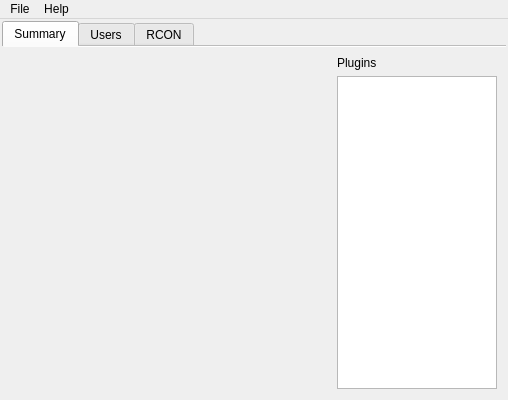
The window that src/mainwindow.ui (Link1J/MSManager) describes before a commit, drawn with Qt 5.
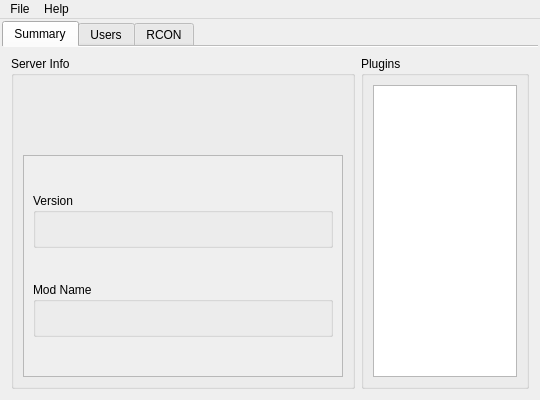
The same window after the commit. Icons and pictures are not drawn.

Commit message: Add support for plugins

What changed in the file:
```diff
--- a/src/mainwindow.ui
+++ b/src/mainwindow.ui
@@ -6,7 +6,7 @@
    <rect>
     <x>0</x>
     <y>0</y>
-    <width>508</width>
+    <width>540</width>
     <height>400</height>
    </rect>
   </property>
@@ -86,10 +86,13 @@
            <number>0</number>
           </property>
           <item>
-           <layout class="QHBoxLayout" name="horizontalLayout_6">
-            <property name="leftMargin">
-             <number>0</number>
+           <widget class="QGroupBox" name="groupBox_3">
+            <property name="title">
+             <string>Server Info</string>
             </property>
+            <layout class="QVBoxLayout" name="verticalLayout_9">
+             <item>
+              <layout class="QHBoxLayout" name="horizontalLayout_8">
             <item>
              <widget class="QLabel" name="server_icon">
               <property name="sizePolicy">
@@ -110,6 +113,11 @@
              </widget>
             </item>
             <item>
+                <layout class="QHBoxLayout" name="horizontalLayout_6">
+                 <property name="leftMargin">
+                  <number>0</number>
+                 </property>
+                 <item>
              <layout class="QVBoxLayout" name="verticalLayout_3">
               <property name="spacing">
                <number>0</number>
@@ -120,111 +128,156 @@
               <item>
                <widget class="QLabel" name="server_motd">
                 <property name="sizePolicy">
-                 <sizepolicy hsizetype="Fixed" vsizetype="Fixed">
-                  <horstretch>0</horstretch>
-                  <verstretch>0</verstretch>
-                 </sizepolicy>
-                </property>
-                <property name="minimumSize">
-                 <size>
-                  <width>250</width>
-                  <height>0</height>
-                 </size>
-                </property>
-                <property name="text">
-                 <string/>
-                </property>
-               </widget>
-              </item>
-              <item>
-               <widget class="QLabel" name="server_type">
-                <property name="sizePolicy">
-                 <sizepolicy hsizetype="Fixed" vsizetype="Fixed">
-                  <horstretch>0</horstretch>
-                  <verstretch>0</verstretch>
-                 </sizepolicy>
-                </property>
-                <property name="minimumSize">
-                 <size>
-                  <width>250</width>
-                  <height>0</height>
-                 </size>
-                </property>
-                <property name="text">
-                 <string/>
-                </property>
-               </widget>
-              </item>
-              <item>
-               <widget class="QLabel" name="server_ip">
-                <property name="sizePolicy">
-                 <sizepolicy hsizetype="Fixed" vsizetype="Fixed">
-                  <horstretch>0</horstretch>
-                  <verstretch>0</verstretch>
-                 </sizepolicy>
-                </property>
-                <property name="minimumSize">
-                 <size>
-                  <width>250</width>
-                  <height>0</height>
-                 </size>
-                </property>
-                <property name="text">
-                 <string/>
-                </property>
-               </widget>
-              </item>
-             </layout>
-            </item>
-           </layout>
-          </item>
-          <item>
-           <spacer name="verticalSpacer">
-            <property name="orientation">
-             <enum>Qt::Vertical</enum>
-            </property>
-            <property name="sizeHint" stdset="0">
-             <size>
-              <width>20</width>
-              <height>40</height>
-             </size>
-            </property>
-           </spacer>
-          </item>
-         </layout>
-        </item>
-        <item>
-         <layout class="QVBoxLayout" name="verticalLayout_4">
-          <item>
-           <widget class="QLabel" name="label">
-            <property name="sizePolicy">
              <sizepolicy hsizetype="Fixed" vsizetype="Preferred">
               <horstretch>0</horstretch>
               <verstretch>0</verstretch>
              </sizepolicy>
             </property>
             <property name="text">
+                      <string/>
+                     </property>
+                     <property name="alignment">
+                      <set>Qt::AlignLeading|Qt::AlignLeft|Qt::AlignTop</set>
+                     </property>
+                     <property name="wordWrap">
+                      <bool>true</bool>
+                     </property>
+                    </widget>
+                   </item>
+                   <item>
+                    <widget class="QLabel" name="server_ip">
+                     <property name="sizePolicy">
+                      <sizepolicy hsizetype="Fixed" vsizetype="Fixed">
+                       <horstretch>0</horstretch>
+                       <verstretch>0</verstretch>
+                      </sizepolicy>
+                     </property>
+                     <property name="minimumSize">
+                      <size>
+                       <width>250</width>
+                       <height>0</height>
+                      </size>
+                     </property>
+                     <property name="text">
+                      <string/>
+                     </property>
+                    </widget>
+                   </item>
+                  </layout>
+                 </item>
+                </layout>
+               </item>
+              </layout>
+             </item>
+             <item>
+              <widget class="QScrollArea" name="scrollArea">
+               <property name="sizePolicy">
+                <sizepolicy hsizetype="Expanding" vsizetype="Expanding">
+                 <horstretch>0</horstretch>
+                 <verstretch>0</verstretch>
+                </sizepolicy>
+               </property>
+               <property name="widgetResizable">
+                <bool>true</bool>
+               </property>
+               <property name="alignment">
+                <set>Qt::AlignLeading|Qt::AlignLeft|Qt::AlignTop</set>
+               </property>
+               <widget class="QWidget" name="scrollAreaWidgetContents">
+                <property name="geometry">
+                 <rect>
+                  <x>0</x>
+                  <y>0</y>
+                  <width>322</width>
+                  <height>203</height>
+                 </rect>
+                </property>
+                <layout class="QVBoxLayout" name="verticalLayout_6">
+                 <property name="sizeConstraint">
+                  <enum>QLayout::SetDefaultConstraint</enum>
+                 </property>
+                 <item>
+                  <widget class="QGroupBox" name="version_group">
+                   <property name="sizePolicy">
+                    <sizepolicy hsizetype="Expanding" vsizetype="Fixed">
+                     <horstretch>0</horstretch>
+                     <verstretch>0</verstretch>
+                    </sizepolicy>
+                   </property>
+                   <property name="title">
+                    <string>Version</string>
+                   </property>
+                   <layout class="QVBoxLayout" name="verticalLayout_7">
+                    <item>
+                     <widget class="QLabel" name="server_type">
+                      <property name="sizePolicy">
+                       <sizepolicy hsizetype="Expanding" vsizetype="Fixed">
+                        <horstretch>0</horstretch>
+                        <verstretch>0</verstretch>
+                       </sizepolicy>
+                      </property>
+                      <property name="text">
+                       <string/>
+                      </property>
+                      <property name="wordWrap">
+                       <bool>false</bool>
+                      </property>
+                     </widget>
+                    </item>
+                   </layout>
+                  </widget>
+                 </item>
+                 <item>
+                  <widget class="QGroupBox" name="mod_name_group">
+                   <property name="sizePolicy">
+                    <sizepolicy hsizetype="Expanding" vsizetype="Fixed">
+                     <horstretch>0</horstretch>
+                     <verstretch>0</verstretch>
+                    </sizepolicy>
+                   </property>
+                   <property name="title">
+                    <string>Mod Name</string>
+                   </property>
+                   <property name="checked">
+                    <bool>false</bool>
+                   </property>
+                   <layout class="QVBoxLayout" name="verticalLayout_8">
+                    <item>
+                     <widget class="QLabel" name="mod_name">
+                      <property name="sizePolicy">
+                       <sizepolicy hsizetype="Expanding" vsizetype="Fixed">
+                        <horstretch>0</horstretch>
+                        <verstretch>0</verstretch>
+                       </sizepolicy>
+                      </property>
+                      <property name="text">
+                       <string/>
+                      </property>
+                     </widget>
+                    </item>
+                   </layout>
+                  </widget>
+                 </item>
+                </layout>
+               </widget>
+              </widget>
+             </item>
+            </layout>
+           </widget>
+          </item>
+         </layout>
+        </item>
+        <item>
+         <widget class="QGroupBox" name="plugins_group">
+          <property name="title">
              <string>Plugins</string>
             </property>
-           </widget>
-          </item>
+          <layout class="QVBoxLayout" name="verticalLayout_4">
           <item>
-           <widget class="QListView" name="plugins_list">
-            <property name="sizePolicy">
-             <sizepolicy hsizetype="MinimumExpanding" vsizetype="Expanding">
-              <horstretch>0</horstretch>
-              <verstretch>0</verstretch>
-             </sizepolicy>
-            </property>
-            <property name="minimumSize">
-             <size>
-              <width>150</width>
-              <height>0</height>
-             </size>
-            </property>
-           </widget>
-          </item>
-         </layout>
+            <widget class="QListView" name="plugins_list"/>
+           </item>
+          </layout>
+         </widget>
         </item>
        </layout>
       </widget>
@@ -389,7 +442,7 @@
     <rect>
      <x>0</x>
      <y>0</y>
-     <width>508</width>
+     <width>540</width>
      <height>30</height>
     </rect>
    </property>
```
Left out of the diff: 25 changed lines with no effect on the pictures. Lines whose indentation alone changed are shown as unchanged. The commit also changes 33 other files.
